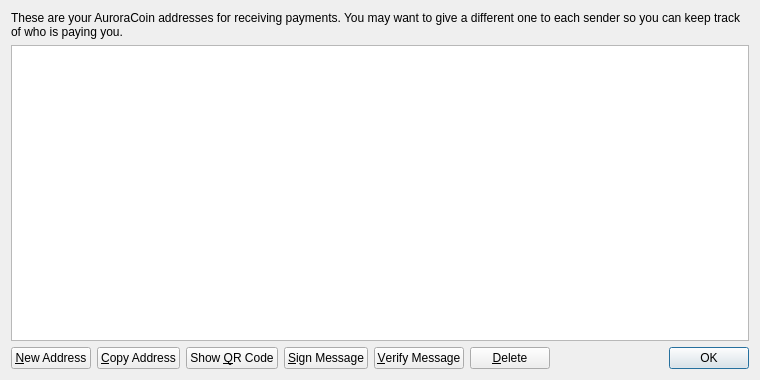
This is src/qt/forms/addressbookpage.ui in adrixcx/netpln-project as Qt 5 draws it before an edit. The edited form follows.
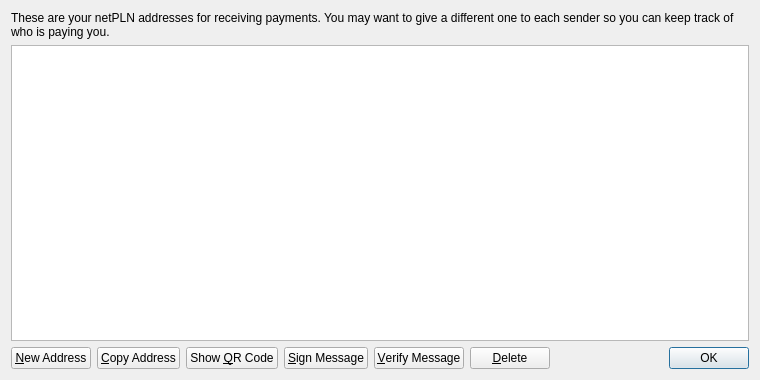
This is the edited form. Icons and pictures are not drawn.

```diff
--- a/src/qt/forms/addressbookpage.ui
+++ b/src/qt/forms/addressbookpage.ui
@@ -17,7 +17,7 @@
    <item>
     <widget class="QLabel" name="labelExplanation">
      <property name="text">
-      <string>These are your AuroraCoin addresses for receiving payments. You may want to give a different one to each sender so you can keep track of who is paying you.</string>
+      <string>These are your netPLN addresses for receiving payments. You may want to give a different one to each sender so you can keep track of who is paying you.</string>
      </property>
      <property name="textFormat">
       <enum>Qt::PlainText</enum>
```
Left out of the diff: 2 changed lines with no effect on the pictures.
